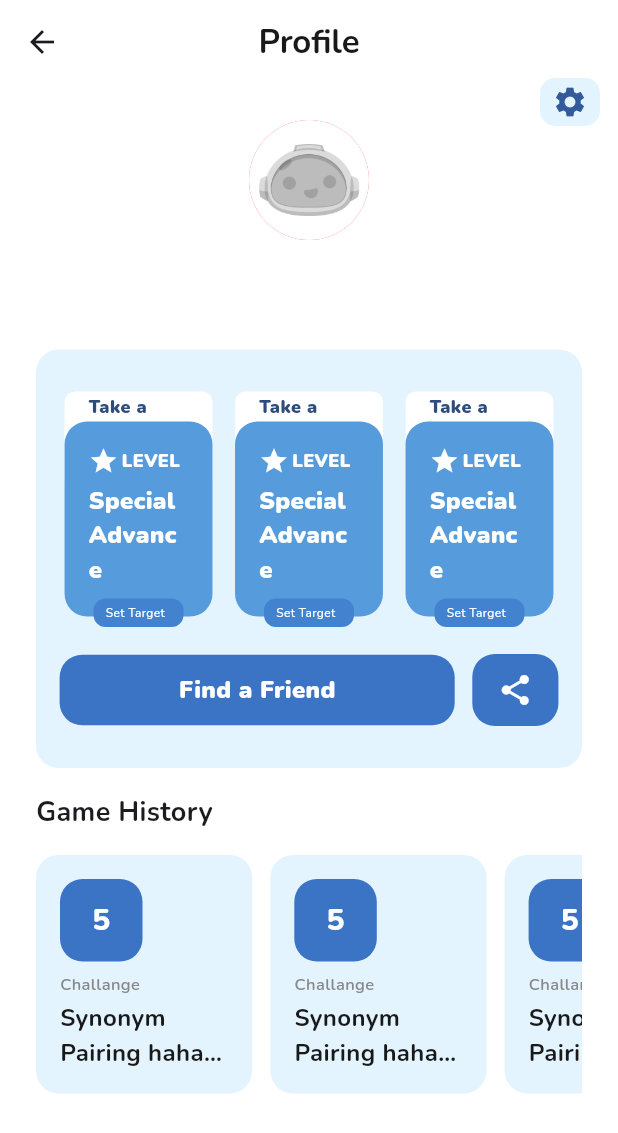
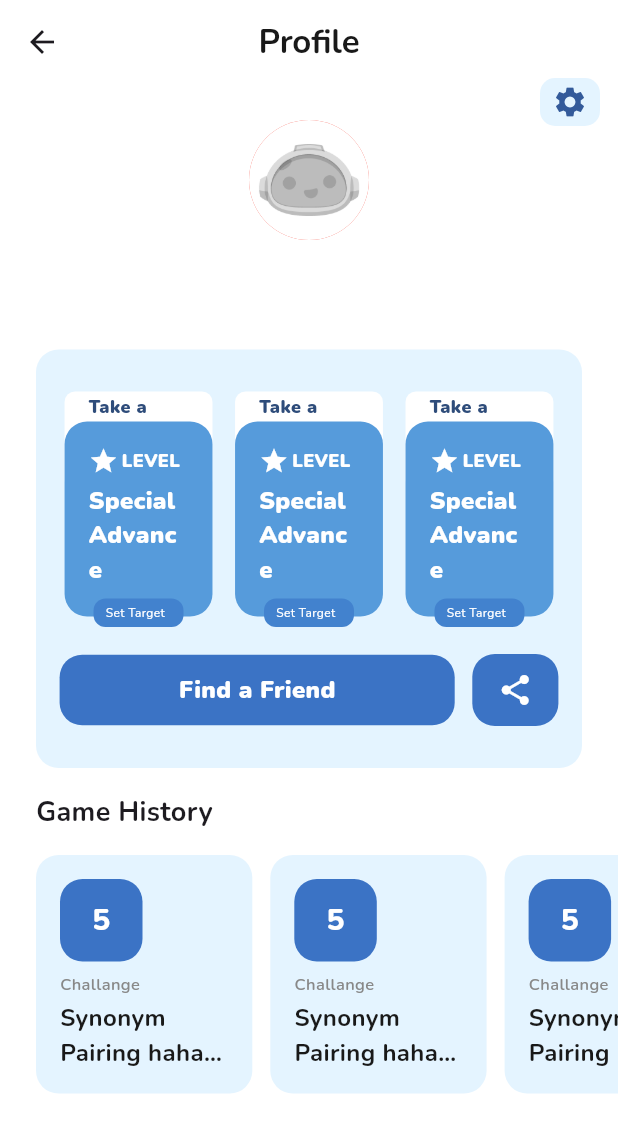
Before and after one commit to MahendraKhibrah/toefl-app, a Flutter app: the ProfilePage screen opened by its route, on a phone screen of 412 x 824 dp. Shown: the top 1133 px of the screen. Run offline on Flutter 3.47's test engine with Material 3 defaults, Android fonts, the phone set to English and light mode, and no system bars; our stand-ins replace dio, easy_debounce, easy_localization, flutter_local_notifications, flutter_otp_text_field, flutter_riverpod and 13 more; missing offline and left inert: restart_app; accounts and stored records are empty; generated files the repository leaves out were written again; network calls fail; project files that could hold a hidden picture were left out.

Commit message:
improve game history layout behavior

```diff
--- a/lib/pages/user/profile_page.dart
+++ b/lib/pages/user/profile_page.dart
@@ -47,8 +47,12 @@ class _ProfilePageState extends State<ProfilePage> {
               primary: false,
               children: [
                 Padding(
-                  padding: const EdgeInsets.all(24.0),
+                  padding: const EdgeInsets.symmetric(vertical: 24.0),
                   child: SingleChildScrollView(
+                    child: Column(
+                      children: [
+                        Padding(
+                          padding: const EdgeInsets.symmetric(horizontal: 24.0),
                           child: Column(
                             children: <Widget>[
                               // <<<<<<< adam-notifikasi
@@ -67,8 +71,8 @@ class _ProfilePageState extends State<ProfilePage> {
                               Row(
                                 children: [
                                   Padding(
-                              padding:
-                                  const EdgeInsets.symmetric(vertical: 16.0),
+                                    padding: const EdgeInsets.symmetric(
+                                        vertical: 16.0),
                                     child: Text("Game History",
                                         style: CustomTextStyle.bold16.copyWith(
                                           fontSize: 18,
@@ -77,61 +81,6 @@ class _ProfilePageState extends State<ProfilePage> {
                                   const Spacer(),
                                 ],
                               ),
-                        SingleChildScrollView(
-                          scrollDirection: Axis.horizontal,
-                          child: Row(
-                            children: [
-                              ...List.generate(
-                                5,
-                                (index) => Padding(
-                                  padding: const EdgeInsets.only(right: 12.0),
-                                  child: BlueContainer(
-                                    width: MediaQuery.of(context).size.width *
-                                        0.35,
-                                    child: Column(
-                                      crossAxisAlignment:
-                                          CrossAxisAlignment.start,
-                                      children: [
-                                        BlueContainer(
-                                          color: mariner700,
-                                          width: 55,
-                                          height: 55,
-                                          padding: 10,
-                                          child: Center(
-                                              child: Text(
-                                            "5",
-                                            style: CustomTextStyle.extrabold20
-                                                .copyWith(color: Colors.white),
-                                          )),
-                                        ),
-                                        Padding(
-                                          padding: const EdgeInsets.only(
-                                              top: 8.0, bottom: 2),
-                                          child: Text(
-                                            "Challange",
-                                            style: CustomTextStyle.medium14
-                                                .copyWith(
-                                                    fontSize: 11,
-                                                    color: HexColor(neutral60)),
-                                          ),
-                                        ),
-                                        Text(
-                                          "Synonym Pairing hahaha",
-                                          style:
-                                              CustomTextStyle.bold16.copyWith(
-                                            color: HexColor(neutral90),
-                                          ),
-                                          maxLines: 2,
-                                          overflow: TextOverflow.ellipsis,
-                                        ),
-                                      ],
-                                    ),
-                                  ),
-                                ),
-                              ),
-                            ],
-                          ),
-                        )
                               // ElevatedButton.icon(
                               //   onPressed: () {
                               //     LocalNotification.showSimpleNotification(
@@ -155,6 +104,10 @@ class _ProfilePageState extends State<ProfilePage> {
                             ],
                           ),
                         ),
+                        buildGameHistorySection(context)
+                      ],
+                    ),
+                  ),
                 ),
               ],
             )),
@@ -172,6 +125,64 @@ class _ProfilePageState extends State<ProfilePage> {
           ),
         ),
       ],
+    );
+  }
+
+  SingleChildScrollView buildGameHistorySection(BuildContext context) {
+    return SingleChildScrollView(
+      scrollDirection: Axis.horizontal,
+      child: Row(
+        children: [
+          const SizedBox(
+            width: 24,
+          ),
+          ...List.generate(
+            5,
+            (index) => Padding(
+              padding: const EdgeInsets.only(right: 12.0),
+              child: BlueContainer(
+                width: MediaQuery.of(context).size.width * 0.35,
+                child: Column(
+                  crossAxisAlignment: CrossAxisAlignment.start,
+                  children: [
+                    BlueContainer(
+                      color: mariner700,
+                      width: 55,
+                      height: 55,
+                      padding: 10,
+                      child: Center(
+                          child: Text(
+                        "5",
+                        style: CustomTextStyle.extrabold20
+                            .copyWith(color: Colors.white),
+                      )),
+                    ),
+                    Padding(
+                      padding: const EdgeInsets.only(top: 8.0, bottom: 2),
+                      child: Text(
+                        "Challange",
+                        style: CustomTextStyle.medium14
+                            .copyWith(fontSize: 11, color: HexColor(neutral60)),
+                      ),
+                    ),
+                    Text(
+                      "Synonym Pairing hahaha",
+                      style: CustomTextStyle.bold16.copyWith(
+                        color: HexColor(neutral90),
+                      ),
+                      maxLines: 2,
+                      overflow: TextOverflow.ellipsis,
+                    ),
+                  ],
+                ),
+              ),
+            ),
+          ),
+          const SizedBox(
+            width: 24,
+          ),
+        ],
+      ),
     );
   }
 
```
Lines whose indentation alone changed are shown as unchanged.
